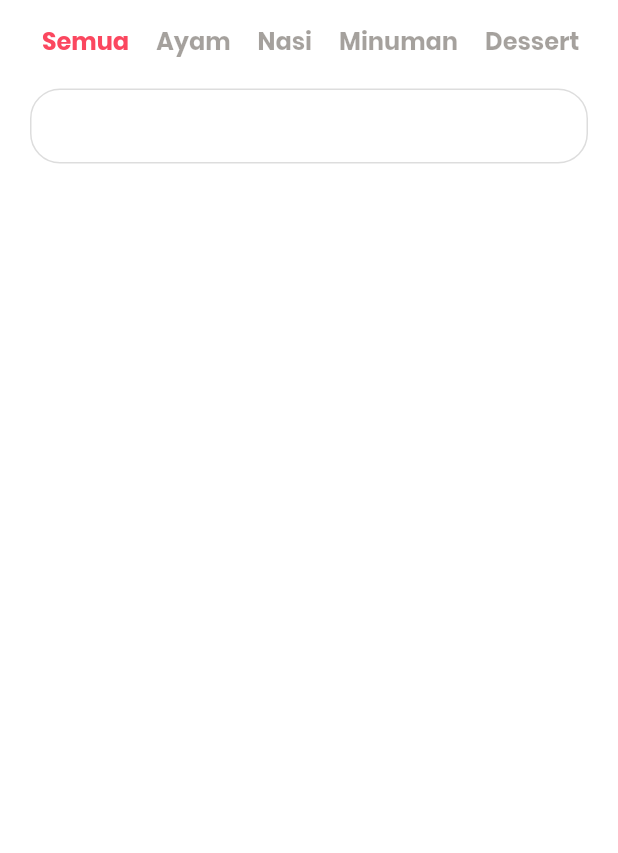
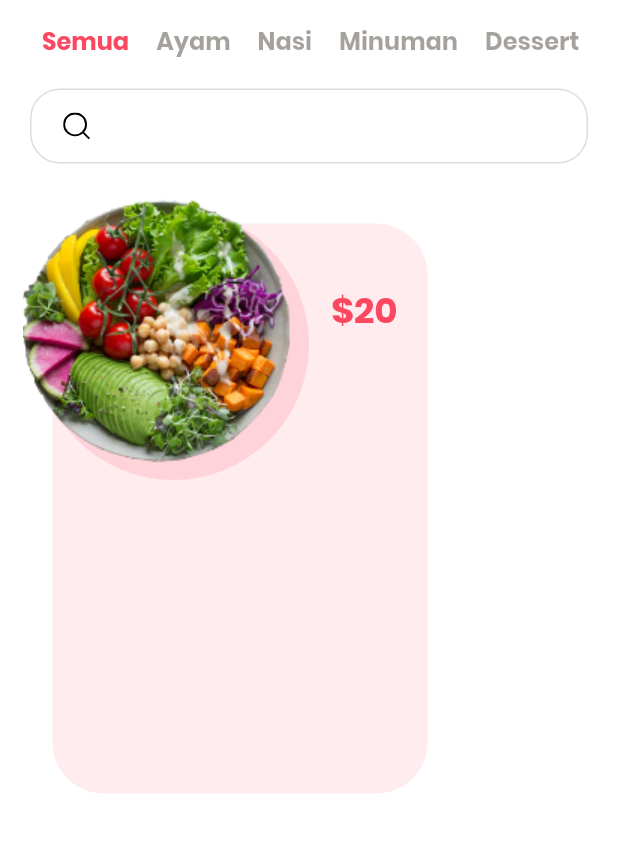
Before and after one commit to Flutter-Dart-Hacks/flutter-foods-app, a Flutter app: the screen it shows after launch, on a phone screen of 412 x 824 dp, the part 159-1012 px from its top. Run offline on Flutter 3.47's test engine with Material 2 defaults, Android fonts, the phone set to English and light mode, and no system bars; our stand-ins replace flutter_svg.

Commit message:
Pembuatan placeholder gambar

```diff
--- a/lib/main.dart
+++ b/lib/main.dart
@@ -53,6 +53,7 @@ class _HomeScreenState extends State<HomeScreen> {
   Widget build(BuildContext context) {
     return Scaffold(
       body: SafeArea(
+        child: SingleChildScrollView(
           child: Column(
             crossAxisAlignment: CrossAxisAlignment.start,
             children: <Widget>[
@@ -104,17 +105,85 @@ class _HomeScreenState extends State<HomeScreen> {
                 ),
               ),
               Container(
+                alignment: Alignment.centerLeft,
                 margin: const EdgeInsets.symmetric(
                   vertical: 20,
                   horizontal: 20,
                 ),
+                padding: const EdgeInsets.symmetric(
+                  horizontal: 16,
+                  vertical: 15,
+                ),
+                width: double.infinity,
                 height: 50,
                 decoration: BoxDecoration(
                   borderRadius: BorderRadius.circular(20),
                   border: Border.all(color: kBorderColor),
                 ),
+                child: SvgPicture.asset('assets/icons/search.svg'),
+              ),
+              Container(
+                margin: const EdgeInsets.only(left: 15),
+                height: 400,
+                width: 270,
+                child: Stack(
+                  children: <Widget>[
+                    Positioned(
+                      right: 0,
+                      bottom: 0,
+                      child: Container(
+                        height: 380,
+                        width: 250,
+                        decoration: BoxDecoration(
+                          borderRadius: BorderRadius.circular(34),
+                          color: kPrimaryColor.withOpacity(0.1),
+                        ),
+                      ),
+                    ),
+                    // Rounded background
+                    Positioned(
+                      top: 10,
+                      left: 10,
+                      child: Container(
+                        height: 181,
+                        width: 181,
+                        decoration: BoxDecoration(
+                          shape: BoxShape.circle,
+                          color: kPrimaryColor.withOpacity(0.15),
+                        ),
+                      ),
+                    ),
+                    // Food image
+                    Positioned(
+                      top: 0,
+                      left: -50,
+                      child: Container(
+                        height: 184,
+                        width: 276,
+                        decoration: const BoxDecoration(
+                          image: DecorationImage(
+                            image: AssetImage('assets/images/image_1.png'),
+                          ),
+                        ),
+                      ),
+                    ),
+                    // Price
+                    Positioned(
+                      right: 20,
+                      top: 60,
+                      child: Text(
+                        '\$20',
+                        style: Theme.of(context).textTheme.headline5?.copyWith(
+                              fontWeight: FontWeight.bold,
+                              color: kPrimaryColor,
+                            ),
+                      ),
                     )
                   ],
+                ),
+              )
+            ],
+          ),
         ),
       ),
     );
```
Lines whose indentation alone changed are shown as unchanged.
